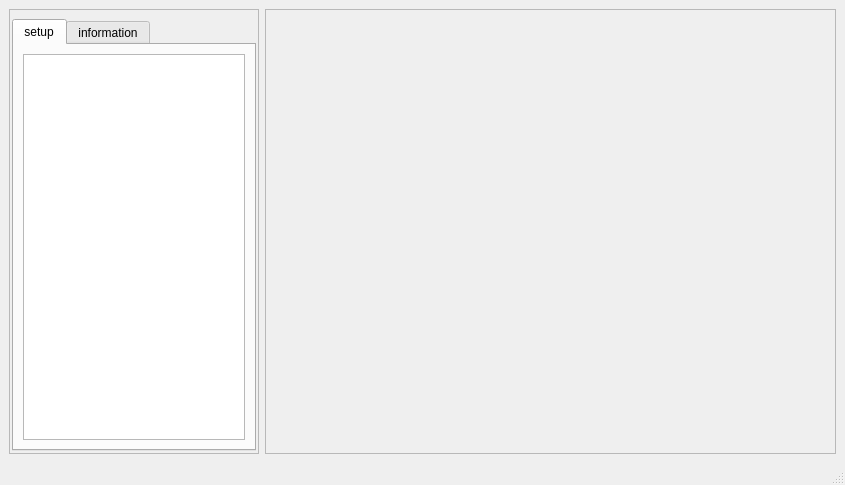
This is experimental/UI_container.ui in peterMysliwy/Py_By as Qt 5 draws it before an edit. The edited form follows.
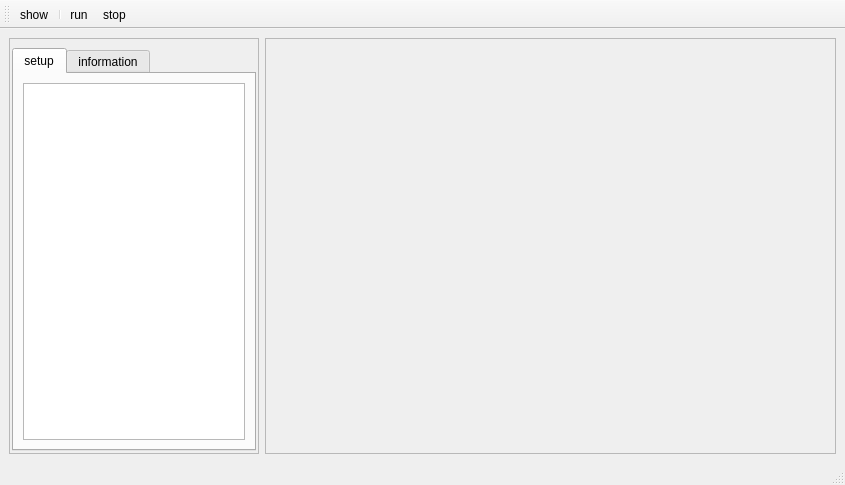
This is the edited form. Icons and pictures are not drawn.

Commit message: new helper class for animantion

```diff
--- a/experimental/UI_container.ui
+++ b/experimental/UI_container.ui
@@ -72,6 +72,11 @@
              <property name="headerHidden">
               <bool>true</bool>
              </property>
+             <column>
+              <property name="text">
+               <string notr="true">1</string>
+              </property>
+             </column>
             </widget>
            </item>
           </layout>
@@ -210,6 +215,52 @@
    </property>
   </widget>
   <widget class="QStatusBar" name="statusbar"/>
+  <widget class="QToolBar" name="toolBar">
+   <property name="windowTitle">
+    <string>toolBar</string>
+   </property>
+   <attribute name="toolBarArea">
+    <enum>TopToolBarArea</enum>
+   </attribute>
+   <attribute name="toolBarBreak">
+    <bool>false</bool>
+   </attribute>
+   <addaction name="actionshow"/>
+   <addaction name="separator"/>
+   <addaction name="actionrun"/>
+   <addaction name="actionstop"/>
+  </widget>
+  <action name="actionshow">
+   <property name="checkable">
+    <bool>true</bool>
+   </property>
+   <property name="icon">
+    <iconset resource="../resource.qrc">
+     <normaloff>:/toolMenu/actions/arrow-left.svg</normaloff>
+     <normalon>:/toolMenu/actions/arrow-right.svg</normalon>:/toolMenu/actions/arrow-left.svg</iconset>
+   </property>
+   <property name="text">
+    <string>show</string>
+   </property>
+  </action>
+  <action name="actionrun">
+   <property name="icon">
+    <iconset resource="../resource.qrc">
+     <normaloff>:/toolMenu/actions/play-circle.svg</normaloff>:/toolMenu/actions/play-circle.svg</iconset>
+   </property>
+   <property name="text">
+    <string>run</string>
+   </property>
+  </action>
+  <action name="actionstop">
+   <property name="icon">
+    <iconset resource="../resource.qrc">
+     <normaloff>:/toolMenu/actions/stop-circle.svg</normaloff>:/toolMenu/actions/stop-circle.svg</iconset>
+   </property>
+   <property name="text">
+    <string>stop</string>
+   </property>
+  </action>
  </widget>
  <resources/>
  <connections/>
```
Left out of the diff: 14 changed lines with no effect on the pictures. The commit also changes 7 other files.
